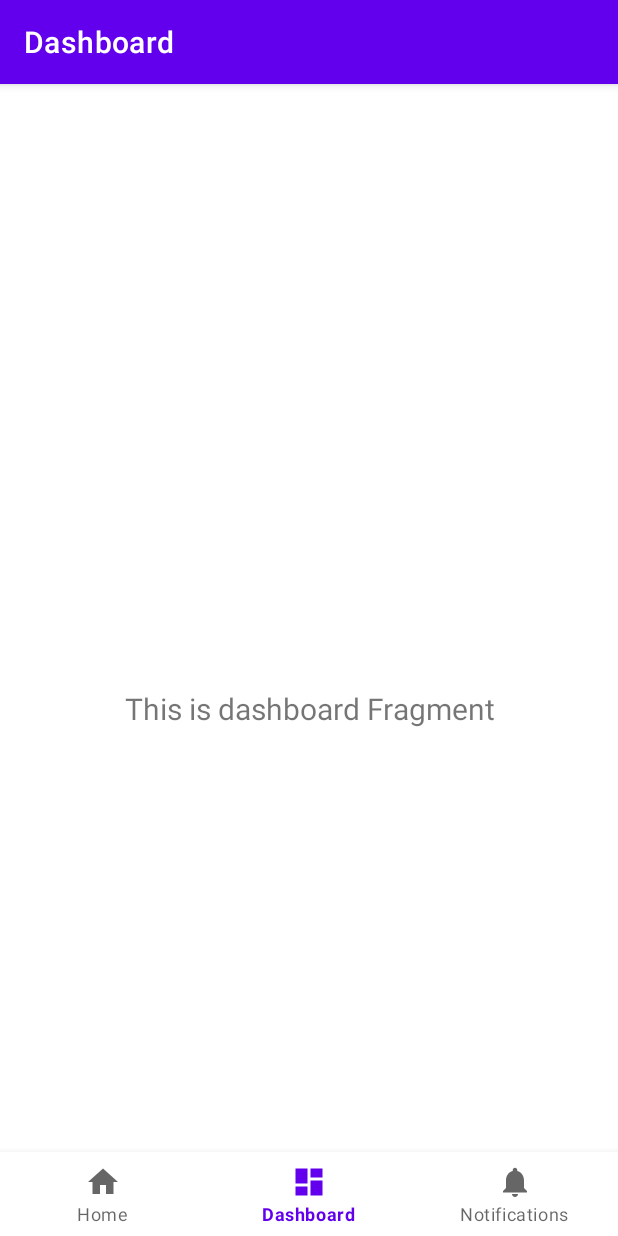
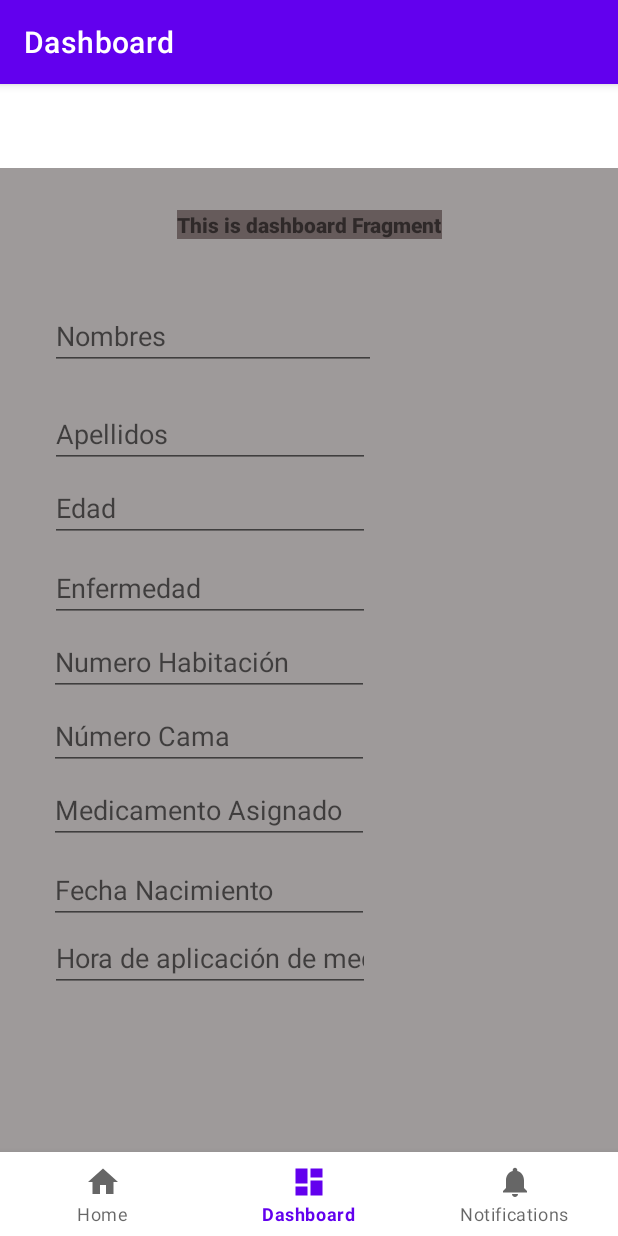
Before and after one commit to LeonardoRicaldone/ProyectoFormativoLeoSamu, an Android app: the DashboardFragment screen opened through its navigation route, on a phone screen of 412 x 824 dp. Run offline under Robolectric (Android 15) with nearby library versions, the phone set to English and light mode, and no system bars; our stand-ins replace navigation-ui.

Commit message:
Agregue los campos para agregar nuevos pacientes

```diff
--- a/app/src/main/java/LeonardoMonterrosa/SamuelSanchez/myapplication/ui/dashboard/DashboardFragment.kt
+++ b/app/src/main/java/LeonardoMonterrosa/SamuelSanchez/myapplication/ui/dashboard/DashboardFragment.kt
@@ -1,5 +1,6 @@
 package LeonardoMonterrosa.SamuelSanchez.myapplication.ui.dashboard
 
+import LeonardoMonterrosa.SamuelSanchez.myapplication.R
 import android.os.Bundle
 import android.view.LayoutInflater
 import android.view.View
@@ -8,6 +9,7 @@ import android.widget.TextView
 import androidx.fragment.app.Fragment
 import androidx.lifecycle.ViewModelProvider
 import LeonardoMonterrosa.SamuelSanchez.myapplication.databinding.FragmentDashboardBinding
+import android.widget.EditText
 
 class DashboardFragment : Fragment() {
 
@@ -28,15 +30,39 @@ class DashboardFragment : Fragment() {
         _binding = FragmentDashboardBinding.inflate(inflater, container, false)
         val root: View = binding.root
 
-        val textView: TextView = binding.textDashboard
+
+
+
+        val Nombres = root.findViewById<EditText>(R.id.txtNombrePaciente )
+        val Apellidos = root.findViewById<EditText>(R.id.txtApellidos )
+        val Edad = root.findViewById<EditText>(R.id.txtEdadPaciente )
+        val Enfermedad = root.findViewById<EditText>(R.id.txtEnfermedadPaciente )
+        val NumHabitacion = root.findViewById<EditText>(R.id.txtNumHabitacion )
+        val NumCama = root.findViewById<EditText>(R.id.txtNumCama )
+        val MedicamentoAsigando = root.findViewById<EditText>(R.id.txtMedicamentos )
+        val FechaNacimiento = root.findViewById<EditText>(R.id.txtFechaNacimiento )
+        val HoraDeMedicamento = root.findViewById<EditText>(R.id.txtHoraDeMedicamentos )
+
+
+
+
+        val textView: TextView = binding.textView
         dashboardViewModel.text.observe(viewLifecycleOwner) {
             textView.text = it
         }
         return root
     }
 
+
+
     override fun onDestroyView() {
         super.onDestroyView()
         _binding = null
     }
+
+
+
+
+
+
 }
--- a/app/src/main/java/modelo/ClaseConexion.kt
+++ b/app/src/main/java/modelo/ClaseConexion.kt
@@ -10,10 +10,10 @@ class ClaseConexion {
         try {
             val ipLeo = "jdbc:oracle:thin:@192.168.0.11:1521:xe"
             val ipSamu = "jdbc:oracle:thin:@tuipsamu:1521:xe"
-            val usuario = "system"
-            val contrasena = "desarrollo"
+            val usuario = "SAMUELSS_DEVELOPER"
+            val contrasena = "123456"
 
-            val connection = DriverManager.getConnection(ipLeo, usuario, contrasena)
+            val connection = DriverManager.getConnection(ipSamu, usuario, contrasena)
             return connection
         }catch (e: Exception) {
             println("error: $e")
--- a/app/src/main/res/layout/fragment_dashboard.xml
+++ b/app/src/main/res/layout/fragment_dashboard.xml
@@ -4,19 +4,136 @@
     xmlns:tools="http://schemas.android.com/tools"
     android:layout_width="match_parent"
     android:layout_height="match_parent"
+    android:background="#F2EEEE"
+    android:backgroundTint="#9E9A9A"
     tools:context=".ui.dashboard.DashboardFragment">
 
     <TextView
-        android:id="@+id/text_dashboard"
-        android:layout_width="match_parent"
+        android:id="@+id/textView"
+        android:layout_width="wrap_content"
         android:layout_height="wrap_content"
-        android:layout_marginStart="8dp"
-        android:layout_marginTop="8dp"
-        android:layout_marginEnd="8dp"
-        android:textAlignment="center"
-        android:textSize="20sp"
-        app:layout_constraintBottom_toBottomOf="parent"
+        android:layout_marginTop="28dp"
+        android:background="#665B5B"
+        android:fontFamily="sans-serif-black"
+        android:text="REGISTRAR PACIENTES"
         app:layout_constraintEnd_toEndOf="parent"
         app:layout_constraintStart_toStartOf="parent"
         app:layout_constraintTop_toTopOf="parent" />
+
+    <EditText
+        android:id="@+id/txtNombres"
+        android:layout_width="217dp"
+        android:layout_height="39dp"
+        android:layout_marginTop="48dp"
+        android:ems="10"
+        android:hint="Nombres"
+        android:inputType="text"
+        app:layout_constraintEnd_toEndOf="parent"
+        app:layout_constraintHorizontal_bias="0.17"
+        app:layout_constraintStart_toStartOf="parent"
+        app:layout_constraintTop_toBottomOf="@+id/textView" />
+
+    <EditText
+        android:id="@+id/txtApellidos"
+        android:layout_width="wrap_content"
+        android:layout_height="wrap_content"
+        android:layout_marginTop="20dp"
+        android:ems="10"
+        android:hint="Apellidos"
+        android:inputType="text"
+        app:layout_constraintEnd_toEndOf="parent"
+        app:layout_constraintHorizontal_bias="0.169"
+        app:layout_constraintStart_toStartOf="parent"
+        app:layout_constraintTop_toBottomOf="@+id/txtNombres" />
+
+    <EditText
+        android:id="@+id/txtEdad"
+        android:layout_width="wrap_content"
+        android:layout_height="wrap_content"
+        android:layout_marginTop="4dp"
+        android:ems="10"
+        android:hint="Edad"
+        android:inputType="number"
+        app:layout_constraintEnd_toEndOf="parent"
+        app:layout_constraintHorizontal_bias="0.169"
+        app:layout_constraintStart_toStartOf="parent"
+        app:layout_constraintTop_toBottomOf="@+id/txtApellidos" />
+
+    <EditText
+        android:id="@+id/txtEnfermedad"
+        android:layout_width="wrap_content"
+        android:layout_height="wrap_content"
+        android:layout_marginTop="8dp"
+        android:ems="10"
+        android:hint="Enfermedad"
+        android:inputType="text"
+        app:layout_constraintEnd_toEndOf="parent"
+        app:layout_constraintHorizontal_bias="0.169"
+        app:layout_constraintStart_toStartOf="parent"
+        app:layout_constraintTop_toBottomOf="@+id/txtEdad" />
+
+    <EditText
+        android:id="@+id/txtNumHabitacion"
+        android:layout_width="wrap_content"
+        android:layout_height="wrap_content"
+        android:layout_marginTop="4dp"
+        android:ems="10"
+        android:hint="Numero Habitación"
+        android:inputType="number"
+        app:layout_constraintEnd_toEndOf="parent"
+        app:layout_constraintHorizontal_bias="0.164"
+        app:layout_constraintStart_toStartOf="parent"
+        app:layout_constraintTop_toBottomOf="@+id/txtEnfermedad" />
+
+    <EditText
+        android:id="@+id/txtNumCama"
+        android:layout_width="wrap_content"
+        android:layout_height="wrap_content"
+        android:layout_marginTop="4dp"
+        android:ems="10"
+        android:hint="Número Cama"
+        android:inputType="number"
+        app:layout_constraintEnd_toEndOf="parent"
+        app:layout_constraintHorizontal_bias="0.164"
+        app:layout_constraintStart_toStartOf="parent"
+        app:layout_constraintTop_toBottomOf="@+id/txtNumHabitacion" />
+
+    <EditText
+        android:id="@+id/txtMedicamentos"
+        android:layout_width="wrap_content"
+        android:layout_height="wrap_content"
+        android:layout_marginTop="4dp"
+        android:ems="10"
+        android:hint="Medicamento Asignado"
+        android:inputType="text"
+        app:layout_constraintEnd_toEndOf="parent"
+        app:layout_constraintHorizontal_bias="0.164"
+        app:layout_constraintStart_toStartOf="parent"
+        app:layout_constraintTop_toBottomOf="@+id/txtNumCama" />
+
+    <EditText
+        android:id="@+id/txtFechaNacimiento"
+        android:layout_width="wrap_content"
+        android:layout_height="wrap_content"
+        android:layout_marginTop="8dp"
+        android:ems="10"
+        android:hint="Fecha Nacimiento"
+        android:inputType="text"
+        app:layout_constraintEnd_toEndOf="parent"
+        app:layout_constraintHorizontal_bias="0.164"
+        app:layout_constraintStart_toStartOf="parent"
+        app:layout_constraintTop_toBottomOf="@+id/txtMedicamentos" />
+
+    <EditText
+        android:id="@+id/txtHoraDeMedicamentos"
+        android:layout_width="wrap_content"
+        android:layout_height="wrap_content"
+        android:ems="10"
+        android:hint="Hora de aplicación de medicamento"
+        android:inputType="text"
+        app:layout_constraintEnd_toEndOf="parent"
+        app:layout_constraintHorizontal_bias="0.169"
+        app:layout_constraintStart_toStartOf="parent"
+        app:layout_constraintTop_toBottomOf="@+id/txtFechaNacimiento" />
+
 </androidx.constraintlayout.widget.ConstraintLayout>
```
